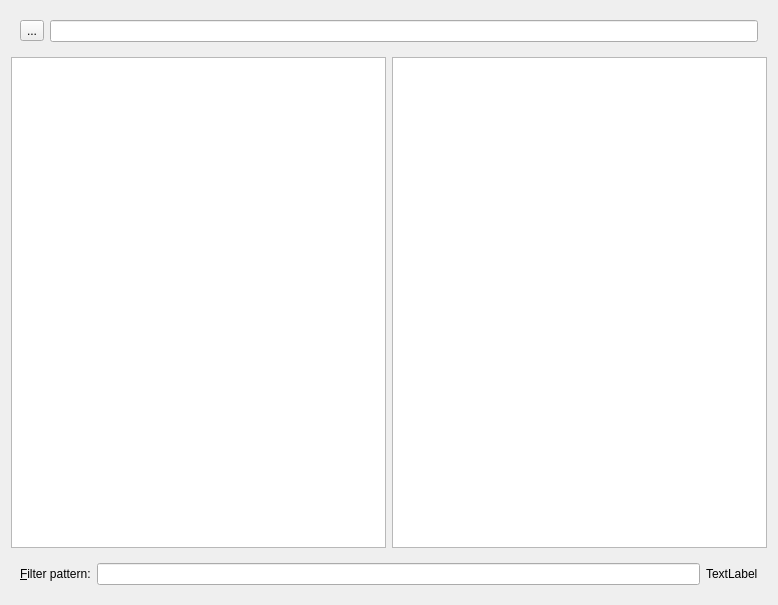
First picture: the form in src/gui/widgets/CollectionView.ui, repository gvansickle/AwesomeMediaLibraryManager, before the edit.
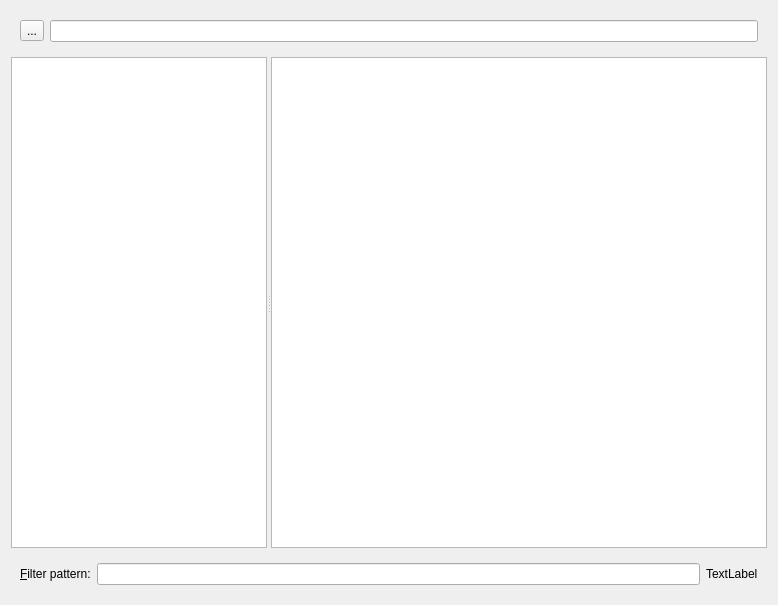
Second picture: the form after the edit. Custom widgets are drawn as their Qt base class.

What changed in the file:
```diff
--- a/src/gui/widgets/CollectionView.ui
+++ b/src/gui/widgets/CollectionView.ui
@@ -31,14 +31,33 @@
     </widget>
    </item>
    <item>
-    <layout class="QHBoxLayout" name="horizontalLayout">
-     <item>
-      <widget class="QTreeView" name="treeView"/>
-     </item>
-     <item>
-      <widget class="QTreeView" name="treeView_exp"/>
-     </item>
-    </layout>
+    <widget class="QSplitter" name="splitter">
+     <property name="sizePolicy">
+      <sizepolicy hsizetype="Expanding" vsizetype="Expanding">
+       <horstretch>0</horstretch>
+       <verstretch>0</verstretch>
+      </sizepolicy>
+     </property>
+     <property name="orientation">
+      <enum>Qt::Horizontal</enum>
+     </property>
+     <widget class="QTreeView" name="treeView">
+      <property name="sizePolicy">
+       <sizepolicy hsizetype="Expanding" vsizetype="Expanding">
+        <horstretch>0</horstretch>
+        <verstretch>0</verstretch>
+       </sizepolicy>
+      </property>
+     </widget>
+     <widget class="QTreeView" name="treeView_exp">
+      <property name="sizePolicy">
+       <sizepolicy hsizetype="Expanding" vsizetype="Expanding">
+        <horstretch>1</horstretch>
+        <verstretch>0</verstretch>
+       </sizepolicy>
+      </property>
+     </widget>
+    </widget>
    </item>
    <item>
     <widget class="QFrame" name="frame_2">
```
Left out of the diff: 18 changed lines with no effect on the pictures.
